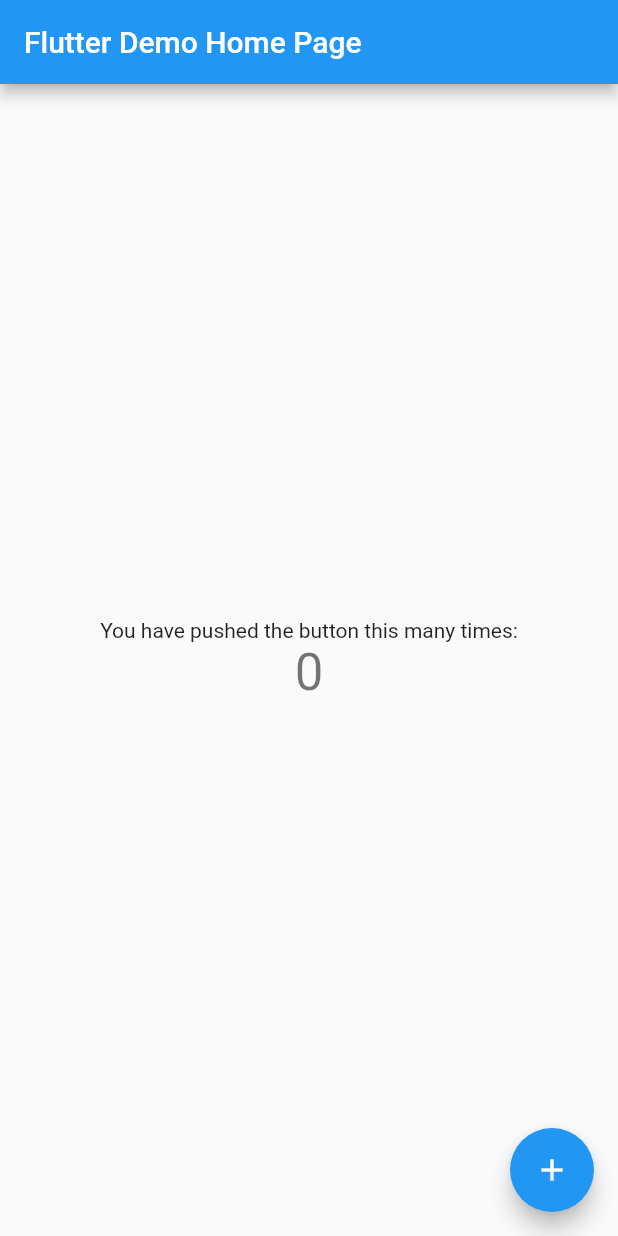
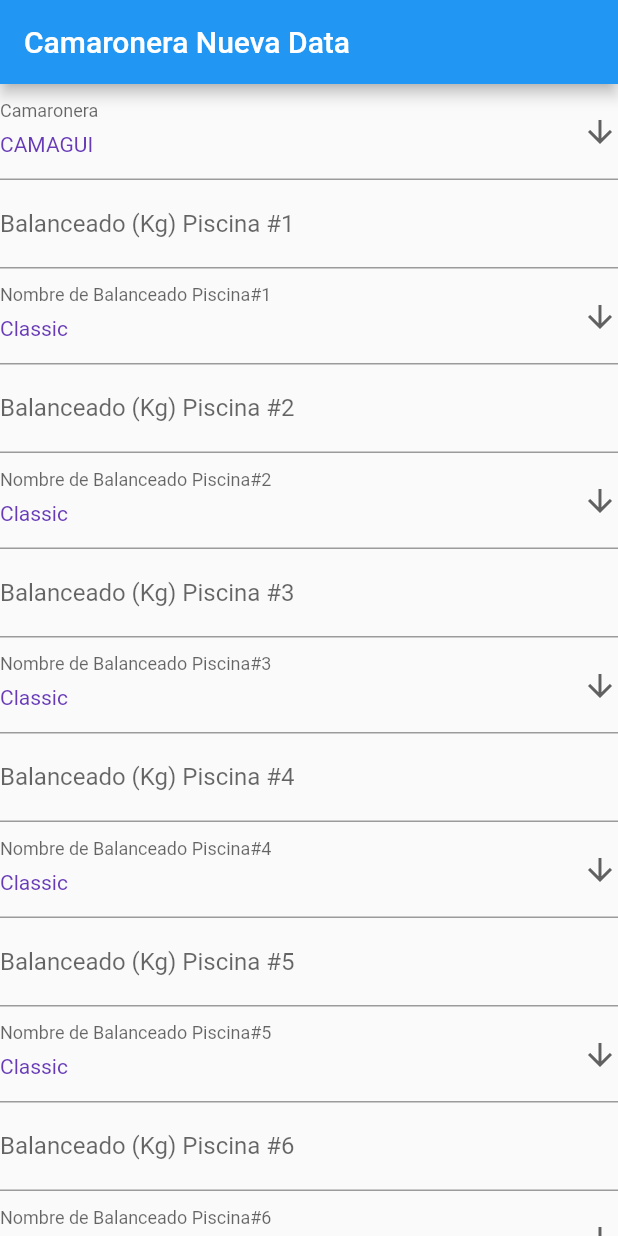
Before and after one commit to brianagui92/camaroneras, a Flutter app: the screen it shows after launch, on a phone screen of 412 x 824 dp. Run offline on Flutter 3.47's test engine with Material 2 defaults, Android fonts, the light colour scheme and no system bars.

```diff
--- a/lib/main.dart
+++ b/lib/main.dart
@@ -1,115 +1,161 @@
 import 'package:flutter/material.dart';
 
-void main() {
-  runApp(const MyApp());
-}
+const List<int> pools = <int>[1, 2, 3, 4, 5, 6, 7, 8, 9, 10, 11, 12 , 0];
+const List<String> balanceados = <String>['Classic', 'Masterline', 'NW# 1', 'NW# 2', 'NW# 4'];
+
+void main() => runApp(const MyApp());
 
 class MyApp extends StatelessWidget {
   const MyApp({super.key});
 
-  // This widget is the root of your application.
   @override
   Widget build(BuildContext context) {
+    const appTitle = 'Camaronera Nueva Data';
+
     return MaterialApp(
-      title: 'Flutter Demo',
-      theme: ThemeData(
-        // This is the theme of your application.
-        //
-        // Try running your application with "flutter run". You'll see the
-        // application has a blue toolbar. Then, without quitting the app, try
-        // changing the primarySwatch below to Colors.green and then invoke
-        // "hot reload" (press "r" in the console where you ran "flutter run",
-        // or simply save your changes to "hot reload" in a Flutter IDE).
-        // Notice that the counter didn't reset back to zero; the application
-        // is not restarted.
-        primarySwatch: Colors.blue,
+      title: appTitle,
+      home: Scaffold(
+        appBar: AppBar(
+          title: const Text(appTitle),
+        ),
+        body: const MyCustomForm(),
       ),
-      home: const MyHomePage(title: 'Flutter Demo Home Page'),
     );
   }
 }
 
-class MyHomePage extends StatefulWidget {
-  const MyHomePage({super.key, required this.title});
-
-  // This widget is the home page of your application. It is stateful, meaning
-  // that it has a State object (defined below) that contains fields that affect
-  // how it looks.
-
-  // This class is the configuration for the state. It holds the values (in this
-  // case the title) provided by the parent (in this case the App widget) and
-  // used by the build method of the State. Fields in a Widget subclass are
-  // always marked "final".
-
-  final String title;
+// Create a Form widget.
+class MyCustomForm extends StatefulWidget {
+  const MyCustomForm({super.key});
 
   @override
-  State<MyHomePage> createState() => _MyHomePageState();
+  MyCustomFormState createState() {
+    return MyCustomFormState();
+  }
 }
 
-class _MyHomePageState extends State<MyHomePage> {
-  int _counter = 0;
-
-  void _incrementCounter() {
-    setState(() {
-      // This call to setState tells the Flutter framework that something has
-      // changed in this State, which causes it to rerun the build method below
-      // so that the display can reflect the updated values. If we changed
-      // _counter without calling setState(), then the build method would not be
-      // called again, and so nothing would appear to happen.
-      _counter++;
-    });
-  }
+// Create a corresponding State class.
+// This class holds data related to the form.
+class MyCustomFormState extends State<MyCustomForm> {
+  // Create a global key that uniquely identifies the Form widget
+  // and allows validation of the form.
+  //
+  // Note: This is a GlobalKey<FormState>,
+  // not a GlobalKey<MyCustomFormState>.
+  final _formKey = GlobalKey<FormState>();
 
   @override
   Widget build(BuildContext context) {
-    // This method is rerun every time setState is called, for instance as done
-    // by the _incrementCounter method above.
-    //
-    // The Flutter framework has been optimized to make rerunning build methods
-    // fast, so that you can just rebuild anything that needs updating rather
-    // than having to individually change instances of widgets.
-    return Scaffold(
-      appBar: AppBar(
-        // Here we take the value from the MyHomePage object that was created by
-        // the App.build method, and use it to set our appbar title.
-        title: Text(widget.title),
+    // Build a Form widget using the _formKey created above.
+    return Form(
+      key: _formKey,
+      child: ListView(
+        children: [
+          //Camaronera Dropdownfield
+          const DropdownButtonFormExample(list: <String>['CAMAGUI', 'SEMACU'], label: 'Camaronera'),
+
+          //a list of widgets to be added to the children of the column
+          // concantenate to children list
+          ...pools.map<ColumnPiscina>((int value) {
+            return ColumnPiscina(
+              pool: value,
+            );
+          }).toList(),
+          Padding(
+            padding: const EdgeInsets.symmetric(vertical: 16),
+            child: ElevatedButton(
+              onPressed: () {
+                // Validate returns true if the form is valid, or false otherwise.
+                if (_formKey.currentState!.validate()) {
+                  // If the form is valid, display a snackbar. In the real world,
+                  // you'd often call a server or save the information in a database.
+                  ScaffoldMessenger.of(context).showSnackBar(
+                    const SnackBar(content: Text('Processing Data')),
+                  );
+                }
+              },
+              child: const Text('Submit'),
+            ),
+          ),
+        ],
       ),
-      body: Center(
-        // Center is a layout widget. It takes a single child and positions it
-        // in the middle of the parent.
-        child: Column(
-          // Column is also a layout widget. It takes a list of children and
-          // arranges them vertically. By default, it sizes itself to fit its
-          // children horizontally, and tries to be as tall as its parent.
-          //
-          // Invoke "debug painting" (press "p" in the console, choose the
-          // "Toggle Debug Paint" action from the Flutter Inspector in Android
-          // Studio, or the "Toggle Debug Paint" command in Visual Studio Code)
-          // to see the wireframe for each widget.
-          //
-          // Column has various properties to control how it sizes itself and
-          // how it positions its children. Here we use mainAxisAlignment to
-          // center the children vertically; the main axis here is the vertical
-          // axis because Columns are vertical (the cross axis would be
-          // horizontal).
-          mainAxisAlignment: MainAxisAlignment.center,
-          children: <Widget>[
-            const Text(
-              'You have pushed the button this many times:',
-            ),
-            Text(
-              '$_counter',
-              style: Theme.of(context).textTheme.headlineMedium,
-            ),
-          ],
-        ),
-      ),
-      floatingActionButton: FloatingActionButton(
-        onPressed: _incrementCounter,
-        tooltip: 'Increment',
-        child: const Icon(Icons.add),
-      ), // This trailing comma makes auto-formatting nicer for build methods.
     );
   }
 }
+
+//Group of 2 fields
+//A textfield for the ammount of feed given
+//A dropdown for the name of the feed
+class ColumnPiscina extends StatelessWidget {
+  final int pool;
+  ColumnPiscina({Key?key, required this.pool}) : super(key: key);
+
+  @override
+  Widget build(BuildContext context) {
+    return Column(
+      children: [
+        TextFormField(
+          // The validator receives the text that the user has entered.
+          validator: (value) {
+            if (value == null || value.isEmpty) {
+              return 'Please enter some text';
+            }
+            return null;
+          },
+          decoration: InputDecoration(
+            labelText: 'Balanceado (Kg) Piscina #$pool',
+          ),
+          keyboardType: TextInputType.number,
+        ),
+        DropdownButtonFormExample(list: balanceados, label: 'Nombre de Balanceado Piscina#$pool'),
+      ],
+    );
+  }
+}
+
+class DropdownButtonFormExample extends StatefulWidget {
+  final List<String> list;
+  final String label;
+
+  const DropdownButtonFormExample({Key?key, required this.list, required this.label}) : super(key: key);
+
+  @override
+  State<DropdownButtonFormExample> createState() => _DropdownButtonFormExampleState();
+}
+
+class _DropdownButtonFormExampleState extends State<DropdownButtonFormExample>{
+
+  late String dropdownValue = widget.list.first;
+
+  @override
+  Widget build(BuildContext context) {
+    return DropdownButtonFormField<String>(
+      decoration: InputDecoration(
+        labelText: widget.label
+      ),
+      value: dropdownValue,
+      icon: const Icon(Icons.arrow_downward),
+      elevation: 16,
+      style: const TextStyle(color: Colors.deepPurple),
+      /* From code guide
+      underline: Container(
+        height: 2,
+        color: Colors.deepPurpleAccent,
+      ),
+      */
+      onChanged: (String? value) {
+        // This is called when the user selects an item.
+        setState(() {
+          dropdownValue = value!;
+        });
+      },
+      items: widget.list.map<DropdownMenuItem<String>>((String value) {
+        return DropdownMenuItem<String>(
+          value: value,
+          child: Text(value),
+        );
+      }).toList(),
+    );
+  }
+
+}
```
Also changed, not shown: 3 other files.
